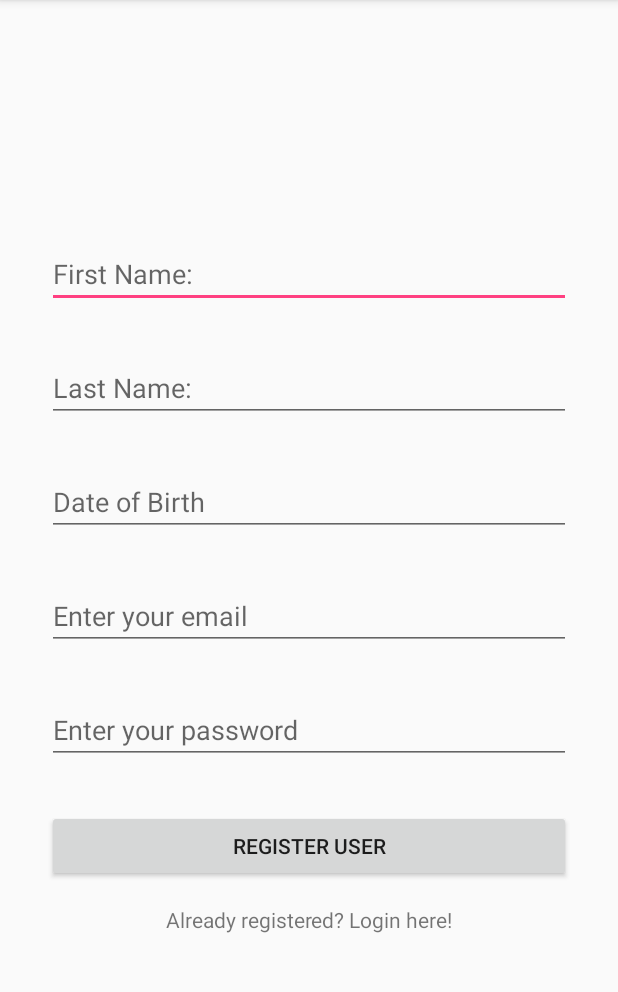
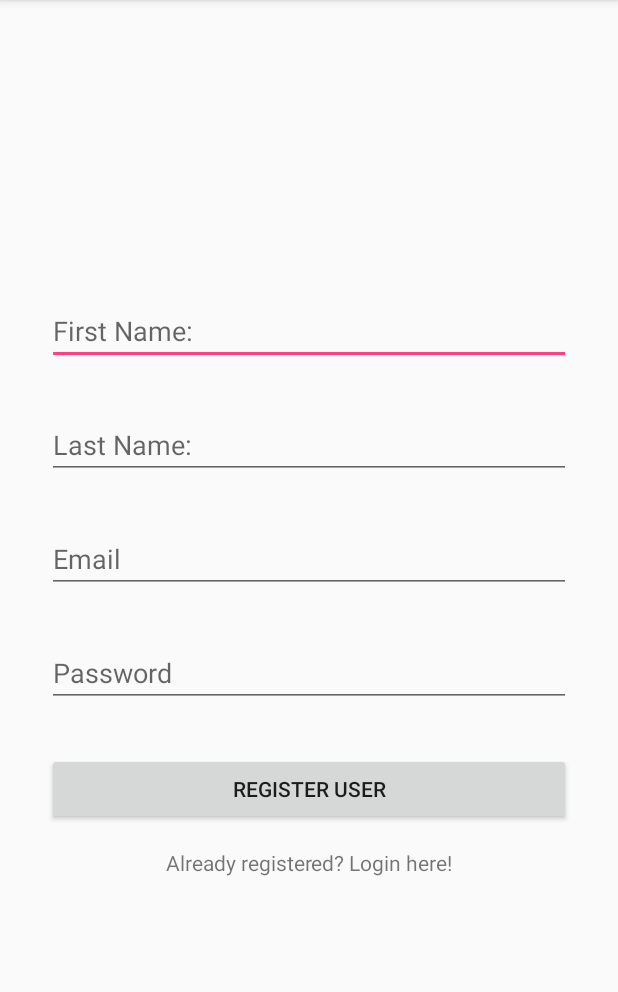
Before and after one commit to nadavro/Friendeliver, an Android app: the screen it shows after launch (MainActivity), on a phone screen of 412 x 824 dp, the part 84-1076 px from its top. Run offline under Robolectric (Android 15) with nearby library versions, the phone set to English and light mode, and no system bars; our stand-ins replace Firebase (no records; nobody signed in at launch, a user with empty details on screens opened directly), Volley; libraries missing offline, so code that uses them is left out: com.firebase.client; 2 statements that could not run were skipped.

```diff
--- a/app/build.gradle
+++ b/app/build.gradle
@@ -48,5 +48,6 @@ dependencies {
     compile 'com.mcxiaoke.volley:library:1.0.0'
     compile 'com.android.support:support-v4:23.2.0'
     compile 'com.facebook.android:facebook-android-sdk:[4,5)'
+    compile 'com.google.firebase:firebase-messaging:9.0.0'
 }
 apply plugin: 'com.google.gms.google-services'
--- a/app/src/main/java/com/nadavrozen/myfirebaseauth/MainActivity.java
+++ b/app/src/main/java/com/nadavrozen/myfirebaseauth/MainActivity.java
@@ -51,7 +51,7 @@ public class MainActivity extends AppCompatActivity implements View.OnClickListe
     private EditText day;
     private EditText month;
     private TextView textViewSignin;
-    private EditText birthday;
+    //private EditText birthday;
     private ProgressDialog progressDialog;
     private DatabaseReference db;
     FirebaseHelper firebaseHelper;
@@ -91,8 +91,8 @@ public class MainActivity extends AppCompatActivity implements View.OnClickListe
 
         firstName = (EditText)findViewById(R.id.firstName);
         lastName = (EditText)findViewById(R.id.lastName);
-        birthday = (EditText)findViewById(R.id.dobEditText);
-        MyEditTextDatePicker dp = new MyEditTextDatePicker(this,birthday.getId());
+       // birthday = (EditText)findViewById(R.id.dobEditText);
+        //MyEditTextDatePicker dp = new MyEditTextDatePicker(this,birthday.getId());
         buttonRegister = (Button) findViewById(R.id.buttonRegister);
         editTextEmail = (EditText)findViewById(R.id.editTextEmail);
         editTextPassword = (EditText)findViewById(R.id.editTextPassword);
@@ -122,7 +122,7 @@ public class MainActivity extends AppCompatActivity implements View.OnClickListe
         final String password = editTextPassword.getText().toString().trim();
         final String first = firstName.getText().toString().trim();
         final String last = lastName.getText().toString().trim();
-        final String dob = birthday.getText().toString();
+        //final String dob = birthday.getText().toString();
         if(TextUtils.isEmpty(first)){
             //first name is empty
             Toast.makeText(this,"Please enter First name",Toast.LENGTH_SHORT).show();
@@ -135,12 +135,12 @@ public class MainActivity extends AppCompatActivity implements View.OnClickListe
             return;
 
         }
-        if(TextUtils.isEmpty(dob)){
-            //first name is empty
-            Toast.makeText(this,"Please enter birthday",Toast.LENGTH_SHORT).show();
-            return;
-
-        }
+//        if(TextUtils.isEmpty(dob)){
+//            //first name is empty
+//            Toast.makeText(this,"Please enter birthday",Toast.LENGTH_SHORT).show();
+//            return;
+//
+//        }
 
 
         if (TextUtils.isEmpty(email)){
@@ -163,7 +163,7 @@ public class MainActivity extends AppCompatActivity implements View.OnClickListe
             public void onComplete(Task<AuthResult> task) {
                 progressDialog.hide();
                 if (task.isSuccessful()) {
-                    WriteNewUser(task.getResult().getUser(), first + " " + last, dob, email);
+                    WriteNewUser(task.getResult().getUser(), first + " " + last, "", email);
 //                    Firebase ref = new Firebase(FIREBASE_URL);
 //                    ref.authWithPassword(email, password, new Firebase.AuthResultHandler() {
 //                        @Override
--- a/app/src/main/res/layout/activity_deliver.xml
+++ b/app/src/main/res/layout/activity_deliver.xml
@@ -18,7 +18,7 @@
         android:id="@+id/linearLayout2">
         <TextView
             android:layout_marginTop="20dp"
-            android:text="Departing from:"
+            android:text="going from:"
             android:textSize="20sp"
             android:layout_width="match_parent"
             android:layout_height="wrap_content" />
@@ -32,7 +32,7 @@
         <TextView
             android:layout_marginTop="30dp"
             android:textSize="20sp"
-            android:text="Arrives to:"
+            android:text="To:"
             android:layout_width="match_parent"
             android:layout_height="wrap_content" />
 
--- a/app/src/main/res/layout/activity_main.xml
+++ b/app/src/main/res/layout/activity_main.xml
@@ -36,18 +36,11 @@
 
         </EditText>
 
-        <EditText
-            android:hint="Date of Birth"
-            android:layout_margin="15dp"
-            android:id="@+id/dobEditText"
-            android:focusable="false"
-            android:layout_width="match_parent"
-            android:layout_height="wrap_content" />
 
         <EditText
             android:layout_margin="15dp"
             android:inputType="textEmailAddress"
-            android:hint="Enter your email"
+            android:hint="Email"
             android:id="@+id/editTextEmail"
             android:layout_width="match_parent"
             android:layout_height="wrap_content">
@@ -57,7 +50,7 @@
         <EditText
             android:layout_margin="15dp"
             android:inputType="textPassword"
-            android:hint="Enter your password"
+            android:hint="Password"
             android:id="@+id/editTextPassword"
             android:layout_width="match_parent"
             android:layout_height="wrap_content">
```
Also changed, not shown: app/src/main/res/layout/activity_looking_for.xml (+4 -4 lines).
